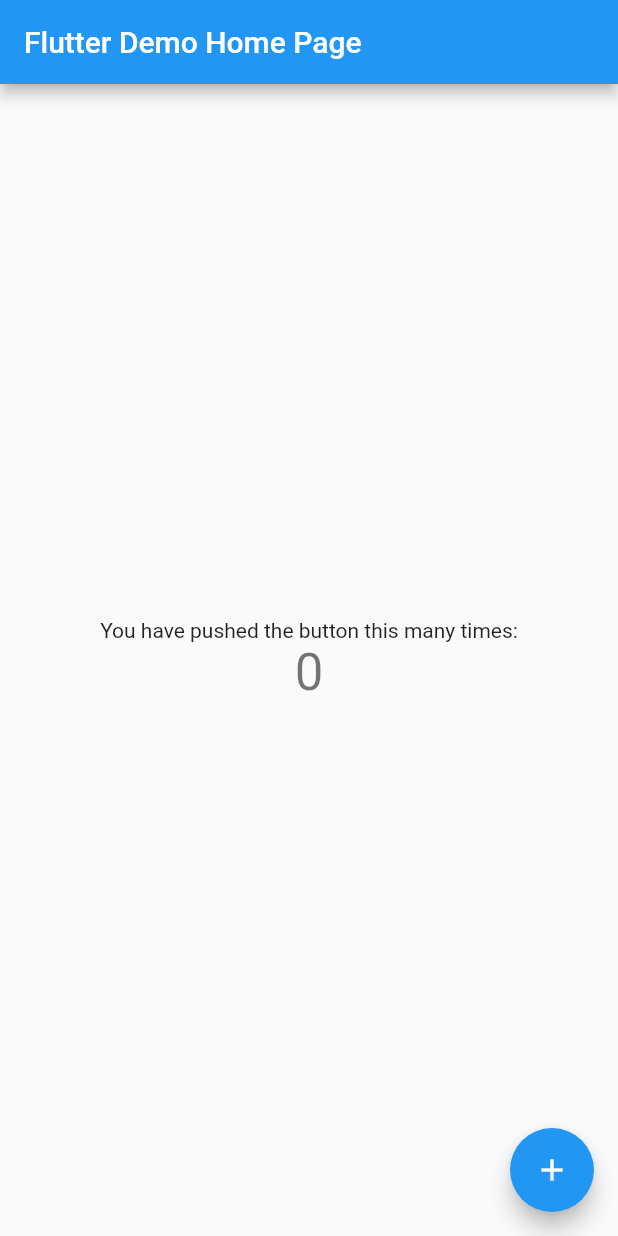
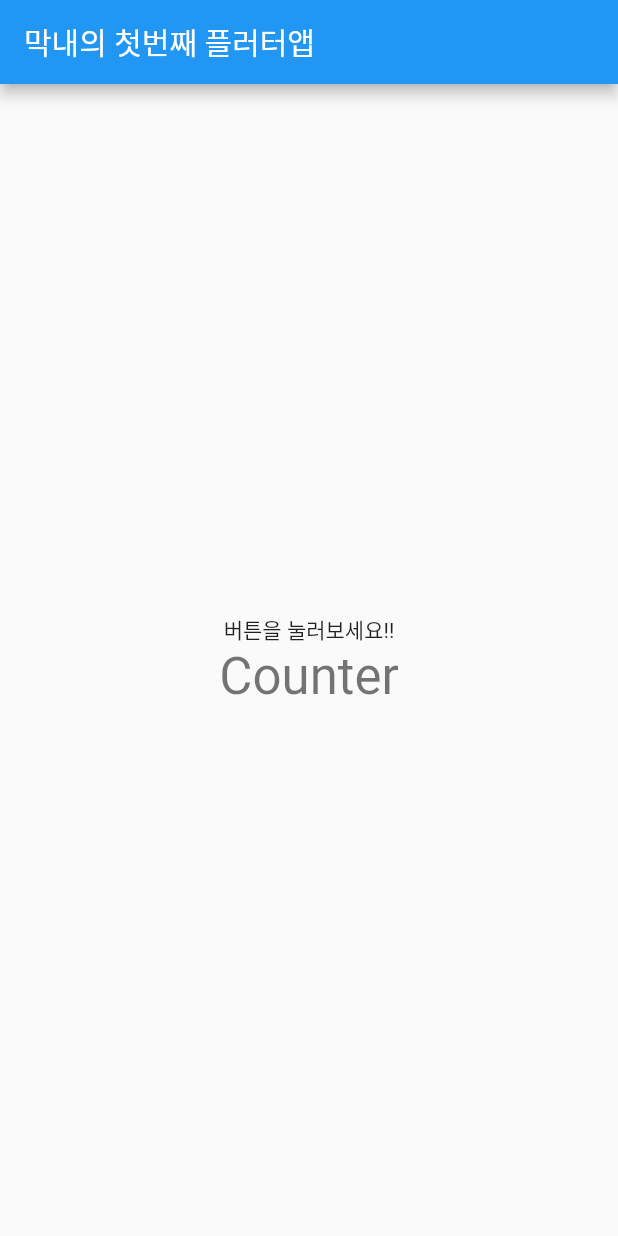
Before and after one commit to mtjin/flutter_practice, a Flutter app: the screen it shows after launch, on a phone screen of 412 x 824 dp. Run offline on Flutter 3.47's test engine with Material 2 defaults, Android fonts, the phone set to English and light mode, and no system bars.

Commit message:
공부 중

```diff
--- a/flutter_play/flutter_play/lib/main.dart
+++ b/flutter_play/flutter_play/lib/main.dart
@@ -1,117 +1,44 @@
 import 'package:flutter/material.dart';
 
-void main() {
-  runApp(MyApp());
-}
+void main() => runApp(MyApp());
 
 class MyApp extends StatelessWidget {
-  // This widget is the root of your application.
   @override
   Widget build(BuildContext context) {
     return MaterialApp(
-      title: 'Flutter Demo',
-      theme: ThemeData(
-        // This is the theme of your application.
-        //
-        // Try running your application with "flutter run". You'll see the
-        // application has a blue toolbar. Then, without quitting the app, try
-        // changing the primarySwatch below to Colors.green and then invoke
-        // "hot reload" (press "r" in the console where you ran "flutter run",
-        // or simply save your changes to "hot reload" in a Flutter IDE).
-        // Notice that the counter didn't reset back to zero; the application
-        // is not restarted.
-        primarySwatch: Colors.blue,
-        // This makes the visual density adapt to the platform that you run
-        // the app on. For desktop platforms, the controls will be smaller and
-        // closer together (more dense) than on mobile platforms.
-        visualDensity: VisualDensity.adaptivePlatformDensity,
-      ),
-      home: MyHomePage(title: 'Flutter Demo Home Page'),
+      title: "JackJacE First App!!",
+      theme: ThemeData(primarySwatch: Colors.blue),
+      home: MyHomePage(title: "막내의 첫번째 플러터앱"),
     );
   }
 }
 
 class MyHomePage extends StatefulWidget {
+  final String title;
+
   MyHomePage({Key key, this.title}) : super(key: key);
-
-  // This widget is the home page of your application. It is stateful, meaning
-  // that it has a State object (defined below) that contains fields that affect
-  // how it looks.
-
-  // This class is the configuration for the state. It holds the values (in this
-  // case the title) provided by the parent (in this case the App widget) and
-  // used by the build method of the State. Fields in a Widget subclass are
-  // always marked "final".
-
-  final String title;
 
   @override
   _MyHomePageState createState() => _MyHomePageState();
 }
 
 class _MyHomePageState extends State<MyHomePage> {
-  int _counter = 0;
-
-  void _incrementCounter() {
-    setState(() {
-      // This call to setState tells the Flutter framework that something has
-      // changed in this State, which causes it to rerun the build method below
-      // so that the display can reflect the updated values. If we changed
-      // _counter without calling setState(), then the build method would not be
-      // called again, and so nothing would appear to happen.
-      _counter++;
-    });
-  }
-
   @override
   Widget build(BuildContext context) {
-    // This method is rerun every time setState is called, for instance as done
-    // by the _incrementCounter method above.
-    //
-    // The Flutter framework has been optimized to make rerunning build methods
-    // fast, so that you can just rebuild anything that needs updating rather
-    // than having to individually change instances of widgets.
     return Scaffold(
-      appBar: AppBar(
-        // Here we take the value from the MyHomePage object that was created by
-        // the App.build method, and use it to set our appbar title.
-        title: Text(widget.title),
-      ),
-      body: Center(
-        // Center is a layout widget. It takes a single child and positions it
-        // in the middle of the parent.
-        child: Column(
-          // Column is also a layout widget. It takes a list of children and
-          // arranges them vertically. By default, it sizes itself to fit its
-          // children horizontally, and tries to be as tall as its parent.
-          //
-          // Invoke "debug painting" (press "p" in the console, choose the
-          // "Toggle Debug Paint" action from the Flutter Inspector in Android
-          // Studio, or the "Toggle Debug Paint" command in Visual Studio Code)
-          // to see the wireframe for each widget.
-          //
-          // Column has various properties to control how it sizes itself and
-          // how it positions its children. Here we use mainAxisAlignment to
-          // center the children vertically; the main axis here is the vertical
-          // axis because Columns are vertical (the cross axis would be
-          // horizontal).
-          mainAxisAlignment: MainAxisAlignment.center,
+        appBar: AppBar(
+          title: Text(widget.title),
+        ),
+        body: Center(
+          child: Column(mainAxisAlignment: MainAxisAlignment.center,
           children: <Widget>[
-            Text(
-              'You have pushed the button this many times:',
-            ),
-            Text(
-              '$_counter',
-              style: Theme.of(context).textTheme.headline4,
-            ),
-          ],
-        ),
-      ),
-      floatingActionButton: FloatingActionButton(
-        onPressed: _incrementCounter,
-        tooltip: 'Increment',
-        child: Icon(Icons.add),
-      ), // This trailing comma makes auto-formatting nicer for build methods.
+            Text("버튼을 눌러보세요!!"),
+            Text("Counter", style: Theme
+                .of(context)
+                .textTheme
+                .display1,)
+          ],)
+    )
     );
   }
 }
```
Also changed, not shown: 1 other file.
